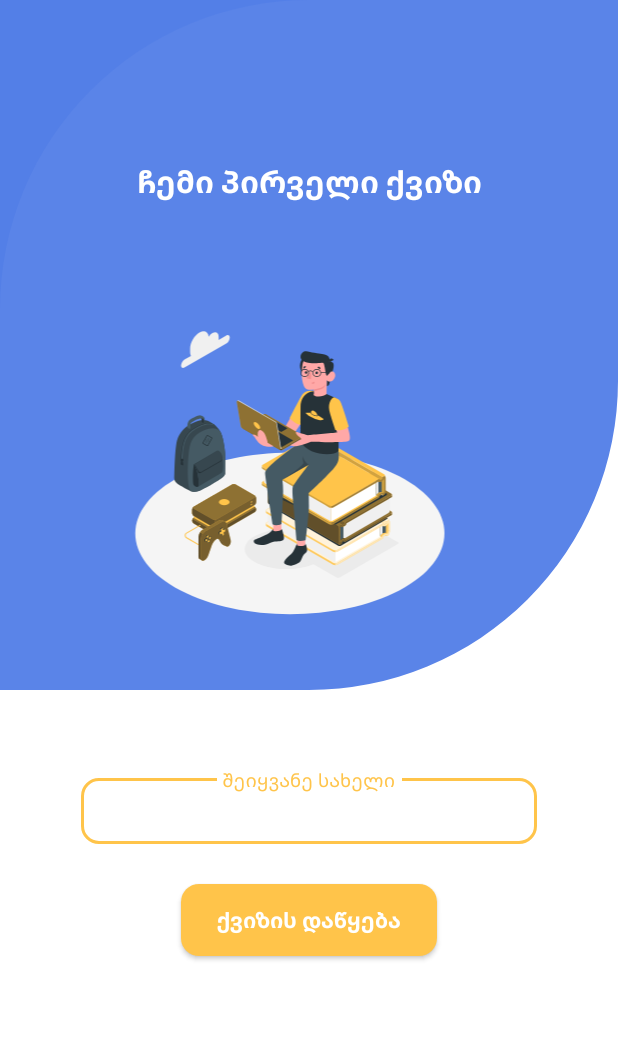
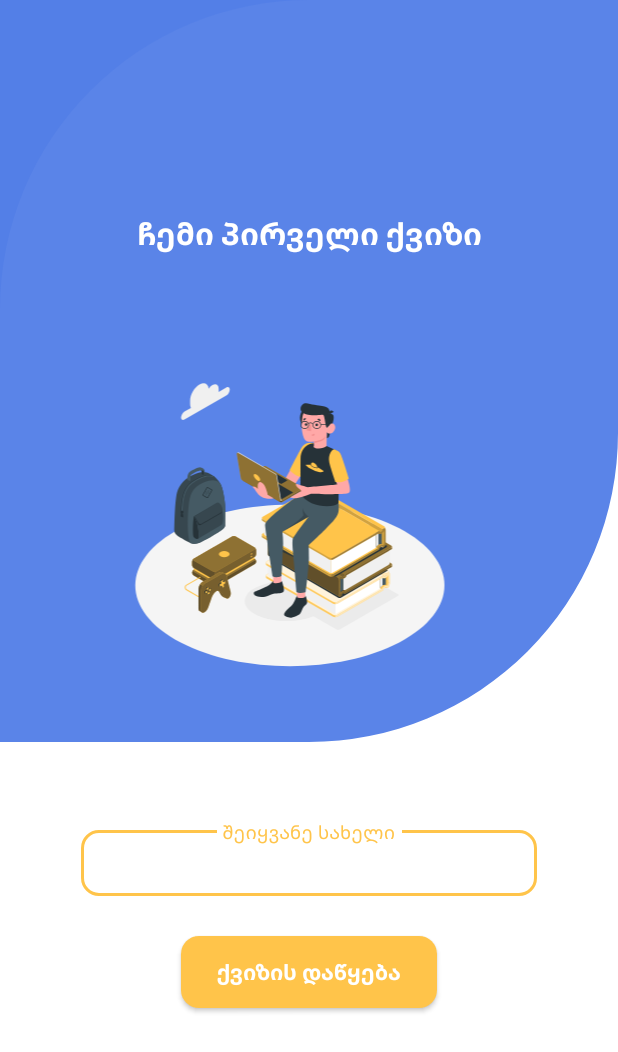
Before and after one commit to bchmsl/QuizApp, an Android app: the screen it shows after launch (MainActivity), on a phone screen of 412 x 824 dp. Shown: the top 1052 px of the screen. Run offline under Robolectric (Android 15) with nearby library versions, the phone set to English and light mode, and no system bars.

Commit message:
Refactored some minor code bugs

```diff
--- a/app/src/main/java/com/space/quizapp/presentation/ui/start/view/CustomBlueVector.kt
+++ b/app/src/main/java/com/space/quizapp/presentation/ui/start/view/CustomBlueVector.kt
@@ -61,7 +61,7 @@ class CustomBlueVector(
     private fun drawCorner(canvas: Canvas) {
         path.apply {
             reset()
-            fillPaint.color = context.getColor(R.color.blue_secondary_default)
+            fillPaint.color = context.resources.getColor(R.color.blue_secondary_default, context.theme)
             moveTo(0f, 0f)
             lineTo(centerX, 0f)
             lineTo(0f, height / 2)
--- a/app/src/main/res/drawable/shape_rect_rounded.xml
+++ b/app/src/main/res/drawable/shape_rect_rounded.xml
@@ -1,6 +1,6 @@
 <?xml version="1.0" encoding="utf-8"?>
 <shape xmlns:android="http://schemas.android.com/apk/res/android" android:shape="rectangle">
 
-    <corners android:radius="16dp"/>
+    <corners android:radius="@dimen/dimen_16_dp"/>
 
 </shape>
--- a/app/src/main/res/layout/fragment_home.xml
+++ b/app/src/main/res/layout/fragment_home.xml
@@ -10,7 +10,7 @@
 
     <androidx.appcompat.widget.AppCompatTextView
         android:id="@+id/greetingTextView"
-        style="@style/Base.Widget.AppCompat.TextView.BaseTextView.BoldText"
+        style="@style/Space.QuizApp.TextView.BoldText"
         android:layout_width="@dimen/dimen_0_dp"
         android:layout_height="wrap_content"
         android:textColor="?colorPrimary"
@@ -29,7 +29,7 @@
 
     <androidx.appcompat.widget.AppCompatTextView
         android:id="@+id/chooseSubjectTitleTextView"
-        style="@style/Base.Widget.AppCompat.TextView.BaseTextView.NormalText"
+        style="@style/Space.QuizApp.TextView.NormalText"
         android:layout_width="match_parent"
         android:layout_height="wrap_content"
         android:layout_marginTop="@dimen/dimen_32_dp"
@@ -44,6 +44,7 @@
         android:layout_weight="1"
         app:layoutManager="androidx.recyclerview.widget.LinearLayoutManager"
         app:layout_constraintBottom_toTopOf="@id/logOutFloatingButton"
+        app:layout_constraintEnd_toEndOf="@+id/logOutFloatingButton"
         app:layout_constraintTop_toBottomOf="@id/chooseSubjectTitleTextView"
         tools:itemCount="4"
         tools:listitem="@layout/item_subject" />
--- a/app/src/main/res/layout/fragment_points_earned.xml
+++ b/app/src/main/res/layout/fragment_points_earned.xml
@@ -23,7 +23,7 @@
 
     <androidx.appcompat.widget.AppCompatTextView
         android:id="@+id/notEarnedTextView"
-        style="@style/Base.Widget.AppCompat.TextView.BaseTextView.NormalText"
+        style="@style/Space.QuizApp.TextView.NormalText"
         android:layout_width="match_parent"
         android:layout_height="match_parent"
         android:layout_marginHorizontal="@dimen/dimen_80_dp"
--- a/app/src/main/res/layout/fragment_question.xml
+++ b/app/src/main/res/layout/fragment_question.xml
@@ -18,12 +18,12 @@
         layout="@layout/layout_navigation"
         android:layout_width="match_parent"
         android:layout_height="wrap_content"
-        android:layout_marginVertical="@dimen/dimen_10_dp"
+        android:layout_margin="@dimen/dimen_16_dp"
         app:layout_constraintTop_toTopOf="parent" />
 
     <androidx.appcompat.widget.AppCompatTextView
         android:id="@+id/questionTextView"
-        style="@style/Base.Widget.AppCompat.TextView.BaseTextView.NormalText"
+        style="@style/Space.QuizApp.TextView.NormalText"
         android:layout_width="wrap_content"
         android:layout_height="wrap_content"
         android:layout_marginTop="@dimen/dimen_48_dp"
@@ -46,7 +46,7 @@
 
     <com.google.android.material.button.MaterialButton
         android:id="@+id/nextButton"
-        style="@style/Widget.MaterialComponents.Button.NormalButton"
+        style="@style/Space.QuizApp.Button.NormalButton"
         android:layout_width="match_parent"
         android:layout_height="wrap_content"
         android:layout_marginHorizontal="@dimen/dimen_16_dp"
--- a/app/src/main/res/layout/fragment_start.xml
+++ b/app/src/main/res/layout/fragment_start.xml
@@ -11,11 +11,12 @@
     <com.space.quizapp.presentation.ui.start.view.CustomBlueVector
         android:id="@+id/customBlueVector"
         android:layout_width="match_parent"
-        android:layout_height="@dimen/dimen_460_dp"
+        android:layout_height="0dp"
+        app:layout_constraintHeight_percent="0.6"
         app:layout_constraintTop_toTopOf="parent" />
 
     <androidx.appcompat.widget.AppCompatTextView
-        style="@style/Base.Widget.AppCompat.TextView.BaseTextView.BoldText"
+        style="@style/Space.QuizApp.TextView.BoldText"
         android:layout_width="wrap_content"
         android:layout_height="wrap_content"
         android:layout_marginBottom="@dimen/dimen_58_dp"
@@ -39,7 +40,7 @@
 
     <com.google.android.material.textfield.TextInputLayout
         android:id="@+id/usernameTextInputLayout"
-        style="@style/Widget.MaterialComponents.TextInputLayout.OutlinedBox.RoundedInput"
+        style="@style/Space.QuizApp.TextInputLayout.OutlinedBox.RoundedInput"
         android:layout_width="match_parent"
         android:layout_height="wrap_content"
         android:layout_marginHorizontal="@dimen/dimen_54_dp"
@@ -49,7 +50,7 @@
 
         <com.google.android.material.textfield.TextInputEditText
             android:id="@+id/usernameEditText"
-            style="@style/ThemeOverlay.Design.TextInputEditText.NormalEditText"
+            style="@style/Space.QuizApp.TextInputEditText.NormalEditText"
             android:layout_width="match_parent"
             android:layout_height="@dimen/dimen_44_dp"
             android:hint="@string/enter_name" />
@@ -57,7 +58,7 @@
 
     <com.google.android.material.button.MaterialButton
         android:id="@+id/startButton"
-        style="@style/Widget.MaterialComponents.Button.NormalButton"
+        style="@style/Space.QuizApp.Button.NormalButton"
         android:layout_width="wrap_content"
         android:layout_height="wrap_content"
         android:paddingHorizontal="@dimen/dimen_24_dp"
--- a/app/src/main/res/layout/item_subject.xml
+++ b/app/src/main/res/layout/item_subject.xml
@@ -25,7 +25,7 @@
 
         <androidx.appcompat.widget.AppCompatTextView
             android:id="@+id/subjectTitleTextView"
-            style="@style/Base.Widget.AppCompat.TextView.BaseTextView.BoldText"
+            style="@style/Space.QuizApp.TextView.BoldText"
             android:layout_width="@dimen/dimen_0_dp"
             android:layout_height="wrap_content"
             android:layout_marginHorizontal="@dimen/dimen_18_dp"
@@ -38,7 +38,7 @@
 
         <androidx.appcompat.widget.AppCompatTextView
             android:id="@+id/subjectDescriptionTextView"
-            style="@style/Base.Widget.AppCompat.TextView.BaseTextView.NormalText"
+            style="@style/Space.QuizApp.TextView.NormalText"
             android:layout_width="@dimen/dimen_0_dp"
             android:layout_height="wrap_content"
             android:layout_marginHorizontal="@dimen/dimen_18_dp"
--- a/app/src/main/res/layout/layout_navigation.xml
+++ b/app/src/main/res/layout/layout_navigation.xml
@@ -13,7 +13,7 @@
 
     <androidx.appcompat.widget.AppCompatTextView
         android:id="@+id/navTitleTextView"
-        style="@style/Base.Widget.AppCompat.TextView.BaseTextView.BoldText"
+        style="@style/Space.QuizApp.TextView.BoldText"
         android:layout_width="wrap_content"
         android:layout_height="match_parent"
         android:layout_weight="1"
--- a/app/src/main/res/values/custom_styles.xml
+++ b/app/src/main/res/values/custom_styles.xml
@@ -1,28 +1,28 @@
 <?xml version="1.0" encoding="utf-8"?>
 <resources>
-    <style name="Base.Widget.AppCompat.TextView.BaseTextView" parent="Widget.AppCompat.TextView">
+    <style name="Space.QuizApp.TextView.BaseTextView" parent="Widget.AppCompat.TextView">
         <item name="android:letterSpacing">0</item>
     </style>
 
-    <style name="Base.Widget.AppCompat.TextView.BaseTextView.BoldText" parent="Base.Widget.AppCompat.TextView.BaseTextView">
+    <style name="Space.QuizApp.TextView.BoldText" parent="Space.QuizApp.TextView.BaseTextView">
         <item name="android:fontFamily">sans-serif-condensed-medium</item>
         <item name="android:textStyle">bold</item>
         <item name="android:textColor">@color/black</item>
         <item name="android:textSize">@dimen/dimen_16_sp</item>
     </style>
 
-    <style name="Base.Widget.AppCompat.TextView.BaseTextView.NormalText" parent="Base.Widget.AppCompat.TextView.BaseTextView">
+    <style name="Space.QuizApp.TextView.NormalText" parent="Space.QuizApp.TextView.BaseTextView">
         <item name="android:fontFamily">sans-serif-condensed-medium</item>
         <item name="android:textSize">@dimen/dimen_16_sp</item>
         <item name="android:textColor">@color/black</item>
     </style>
 
-    <style name="Base.Widget.AppCompat.TextView.BaseTextView.NormalText.SansSerif" parent="Base.Widget.AppCompat.TextView.BaseTextView.NormalText">
+    <style name="Space.QuizApp.TextView.NormalText.SansSerif" parent="Space.QuizApp.TextView.NormalText">
         <item name="android:fontFamily">sans-serif</item>
         <item name="android:textSize">@dimen/dimen_14_sp</item>
     </style>
 
-    <style name="Widget.MaterialComponents.TextInputLayout.OutlinedBox.RoundedInput" parent="Widget.MaterialComponents.TextInputLayout.OutlinedBox">
+    <style name="Space.QuizApp.TextInputLayout.OutlinedBox.RoundedInput" parent="Widget.MaterialComponents.TextInputLayout.OutlinedBox">
         <item name="android:letterSpacing">0</item>
         <item name="boxCornerRadiusBottomStart">@dimen/dimen_12_dp</item>
         <item name="boxCornerRadiusBottomEnd">@dimen/dimen_12_dp</item>
@@ -32,13 +32,13 @@
         <item name="errorEnabled">true</item>
     </style>
 
-    <style name="ThemeOverlay.Design.TextInputEditText.NormalEditText" parent="ThemeOverlay.Material3.TextInputEditText">
+    <style name="Space.QuizApp.TextInputEditText.NormalEditText" parent="ThemeOverlay.Material3.TextInputEditText">
         <item name="android:fontFamily">sans-serif-condensed</item>
         <item name="android:gravity">center</item>
         <item name="android:textSize">@dimen/dimen_12_sp</item>
     </style>
 
-    <style name="Widget.MaterialComponents.Button.NormalButton" parent="Base.Widget.AppCompat.TextView.BaseTextView.BoldText">
+    <style name="Space.QuizApp.Button.NormalButton" parent="Space.QuizApp.TextView.BoldText">
         <item name="backgroundTint">?colorPrimary</item>
         <item name="cornerRadius">@dimen/dimen_12_dp</item>
         <item name="android:textAllCaps">false</item>
@@ -47,7 +47,7 @@
         <item name="elevation">@dimen/dimen_0_dp</item>
     </style>
 
-    <style name="Widget.MaterialComponents.Button.AlphaButton" parent="Widget.MaterialComponents.Button.NormalButton">
+    <style name="Space.QuizApp.Button.AlphaButton" parent="Space.QuizApp.Button.NormalButton">
         <item name="backgroundTint">?colorOnPrimary</item>
         <item name="android:alpha">0.75</item>
         <item name="android:textColor">@color/black</item>
```
Also changed, not shown: app/src/main/res/layout/layout_dialog_alert.xml (+5 -4 lines), app/src/main/res/layout/layout_dialog_prompt.xml (+9 -9 lines), app/src/main/res/layout/layout_score_section.xml (+5 -6 lines).
